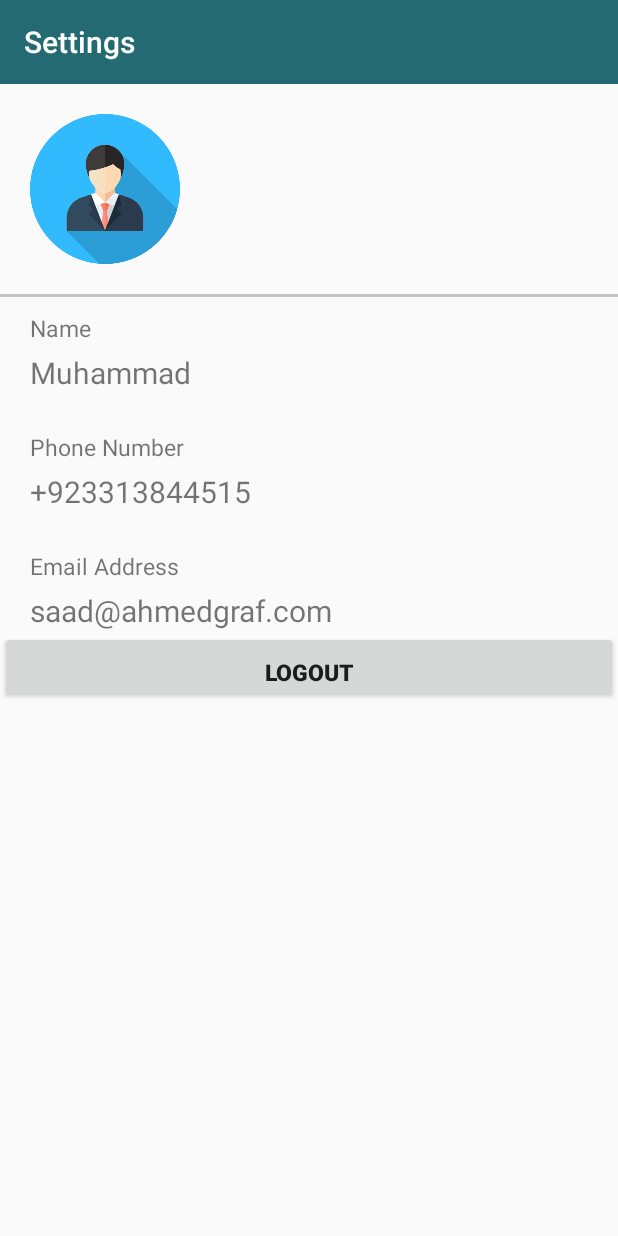
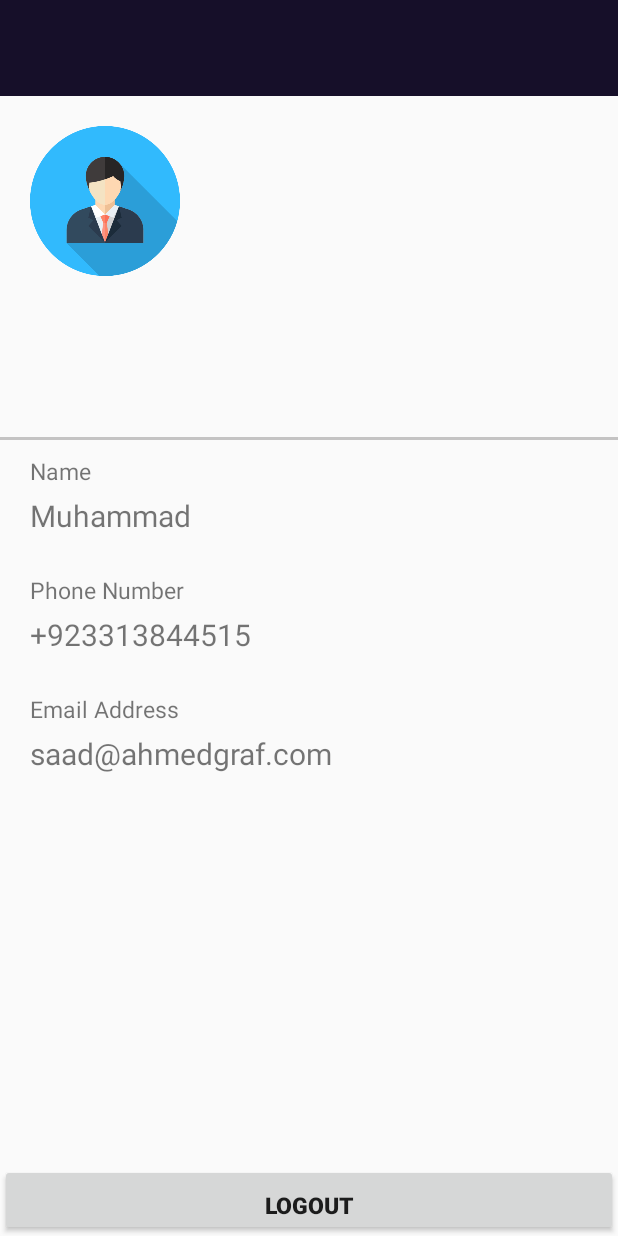
Before and after one commit to muhsaad027/Smart-Tuition-Finder---Student-App, an Android app: the Settings screen opened directly, with no data from a screen before it, on a phone screen of 412 x 824 dp. Run offline under Robolectric (Android 15) with nearby library versions, the phone set to English and light mode, and no system bars; libraries missing offline, so code that uses them is left out: com.androidnetworking, com.androidnetworking.common, com.androidnetworking.error, com.androidnetworking.interfaces; 1 statement that could not run was skipped.

Commit message:
Initial commit

```diff
--- a/app/src/main/java/com/example/saadiqbal/ht_studentmodule/Settings.java
+++ b/app/src/main/java/com/example/saadiqbal/ht_studentmodule/Settings.java
@@ -24,24 +24,26 @@ import org.json.JSONObject;
 import java.util.Set;
 
 public class Settings extends AppCompatActivity implements View.OnClickListener {
-TextView tv_name,tv_email,tv_phno;
+    TextView tv_name, tv_email, tv_phno;
     Button id_logout;
+
     @Override
     protected void onCreate(Bundle savedInstanceState) {
         super.onCreate(savedInstanceState);
         setContentView(R.layout.activity_settings);
-        Toolbar toolbar = (Toolbar) findViewById(R.id.settingstoolbar);
+       /* Toolbar toolbar = (Toolbar) findViewById(R.id.settingstoolbar);
         toolbar.setTitle("Settings");
         toolbar.setTitleTextColor(getResources().getColor(R.color.toolbartextcolor));
-        setSupportActionBar(toolbar);
-        tv_name =(TextView) findViewById(R.id.tv_name_setting);
-        tv_email = (TextView)findViewById(R.id.tv_emails_setting);
-        tv_phno = (TextView)findViewById(R.id.tv_phno_setting);
+        setSupportActionBar(toolbar);*/
+        tv_name = (TextView) findViewById(R.id.tv_name_setting);
+        tv_email = (TextView) findViewById(R.id.tv_emails_setting);
+        tv_phno = (TextView) findViewById(R.id.tv_phno_setting);
         id_logout = (Button) findViewById(R.id.id_logout);
         id_logout.setOnClickListener(this);
 
         datasend();
     }
+
     public void datasend() {
         AndroidNetworking.get(URLStudents.URL_Settings)
                 .addQueryParameter("pMobile", "03313844515")
@@ -55,11 +57,9 @@ TextView tv_name,tv_email,tv_phno;
 
                         try {
                             JSONArray jsonArray = response.getJSONArray("student");
-                            for(int i = 0 ; i < jsonArray.length() ; i++)
-                            {
+                            for (int i = 0; i < jsonArray.length(); i++) {
 
                                 JSONObject item = jsonArray.getJSONObject(i);
-
 
 
                                 String name = item.getString("StdName");
@@ -95,12 +95,12 @@ TextView tv_name,tv_email,tv_phno;
 
     @Override
     public void onClick(View view) {
-        switch (view.getId()){
+        switch (view.getId()) {
             case R.id.id_logout:
                 SharedPreferences settings = getSharedPreferences("preferences", Context.MODE_PRIVATE);
                 settings.edit().clear().commit();
                 finish();
-                Intent intent = new Intent(this,AfterSlpash.class);
+                Intent intent = new Intent(this, AfterSlpash.class);
                 startActivity(intent);
                 break;
         }
--- a/app/src/main/res/layout/activity_settings.xml
+++ b/app/src/main/res/layout/activity_settings.xml
@@ -8,13 +8,26 @@
     android:orientation="vertical"
     tools:context="com.example.saadiqbal.ht_studentmodule.Settings">
 
-    <include
-        android:id="@+id/settingstoolbar"
-        layout="@layout/general_toolbar"></include>
+    <android.support.v7.widget.Toolbar
+        android:id="@+id/pagetitle"
+        android:layout_width="match_parent"
+        android:layout_height="64dp"
+        android:background="#160f29"
+        android:minHeight="?attr/actionBarSize">
+
+    </android.support.v7.widget.Toolbar>
+
+    <LinearLayout
+        android:layout_width="match_parent"
+        android:layout_height="match_parent"
+        android:orientation="vertical"
+        android:weightSum="2">
         <ScrollView
             android:layout_width="match_parent"
-        android:layout_height="wrap_content"
-        android:fillViewport="true">
+            android:layout_height="match_parent"
+            android:fillViewport="true"
+            android:layout_weight="0.2"
+            >
             <LinearLayout
                 android:layout_width="match_parent"
                 android:layout_height="match_parent"
@@ -23,8 +36,8 @@
                 <LinearLayout
                     android:layout_width="match_parent"
                     android:layout_height="match_parent"
-            android:layout_weight="0.75"
-            android:orientation="vertical">
+                    android:orientation="vertical"
+                    android:layout_weight="2.3">
 
                     <ImageView
                         android:layout_width="100dp"
@@ -33,13 +46,12 @@
                         android:layout_marginLeft="20dp"
                         android:layout_marginTop="20dp"
                         android:background="@drawable/people" />
-
                 </LinearLayout>
 
                 <LinearLayout
                     android:layout_width="match_parent"
                     android:layout_height="match_parent"
-            android:layout_weight="0.2"
+                    android:layout_weight="1"
                     android:orientation="vertical"
                     >
                     <View
@@ -100,10 +112,13 @@
                         android:text="saad@ahmedgraf.com"
                         android:textSize="20sp" />
                 </LinearLayout>
-
             </LinearLayout>
         </ScrollView>
-
+        <LinearLayout
+            android:layout_width="match_parent"
+            android:layout_height="match_parent"
+            android:layout_weight="1.8"
+            >
             <Button
                 android:id="@+id/id_logout"
                 android:layout_width="match_parent"
@@ -115,3 +130,6 @@
                 android:textSize="15dp"
                 android:textStyle="bold" />
         </LinearLayout>
+    </LinearLayout>
+
+</LinearLayout>
```
Lines whose indentation alone changed are shown as unchanged.
